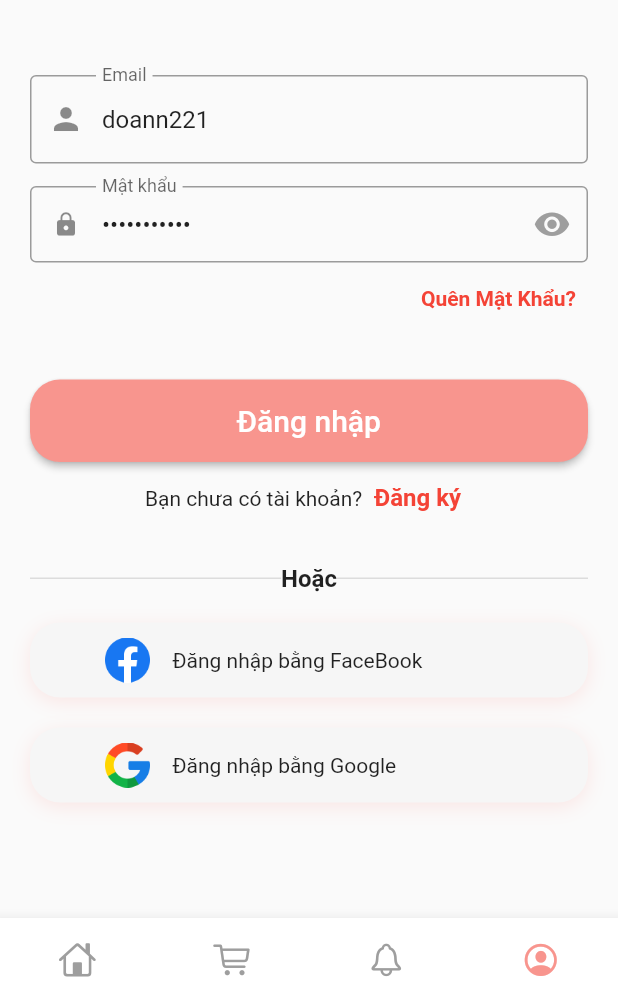
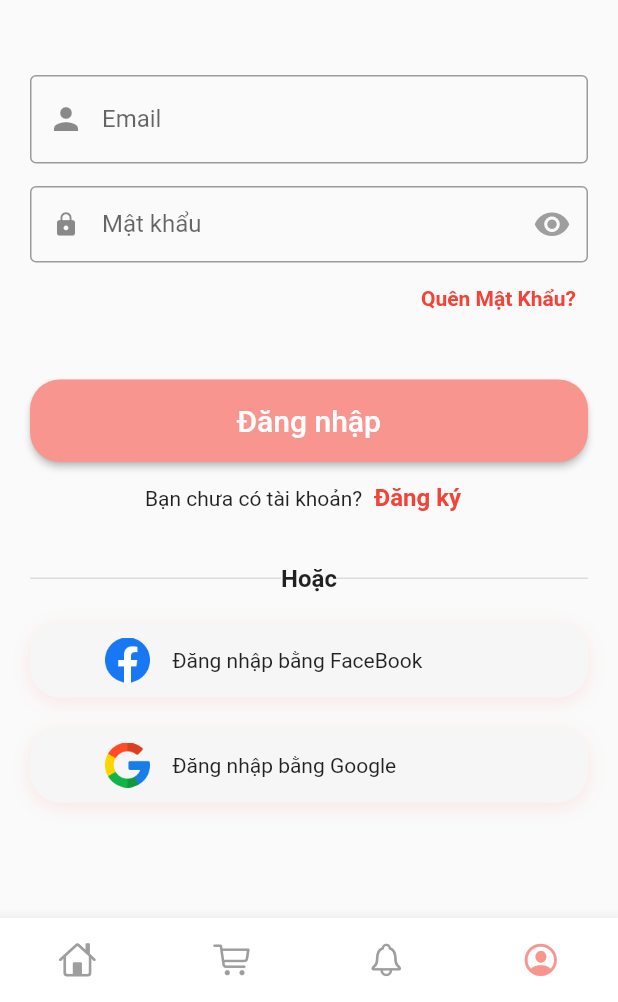
Before and after one commit to TechCell-Project/tech-cell-mobile-app, a Flutter app: the screen it shows after launch, item 4 of the bottom bar chosen, on a phone screen of 412 x 824 dp, the part 234-1236 px from its top. Run offline on Flutter 3.47's test engine with Material 2 defaults, Android fonts, the phone set to English and light mode, and no system bars; drawn by our look-alikes of animated_bottom_navigation_bar; our stand-ins replace dio, google_sign_in, image_picker, shared_preferences.

Commit message:
remove_set_account

```diff
--- a/lib/Pages/Tabs/login_tap.dart
+++ b/lib/Pages/Tabs/login_tap.dart
@@ -37,8 +37,6 @@ class _LoginTapState extends State<LoginTap> {
 
   @override
   Widget build(BuildContext context) {
-    emailOrUserName.text = 'doann221';
-    password.text = 'doann124578';
     return Scaffold(
       appBar: AppBar(
         elevation: 0,
```
